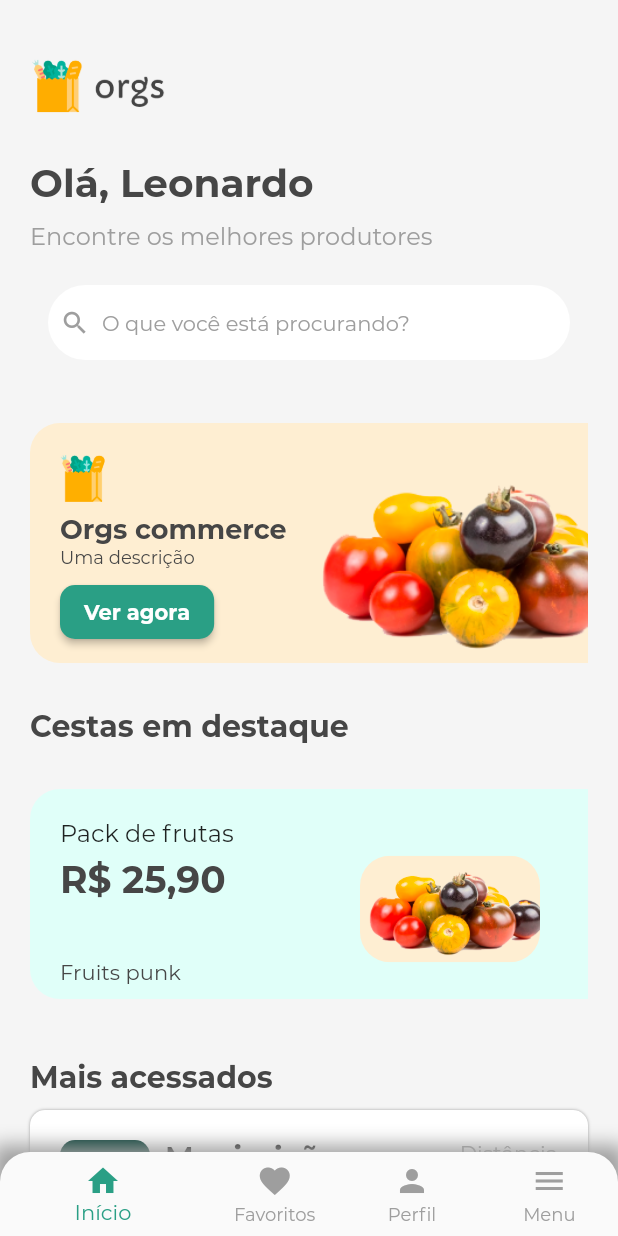
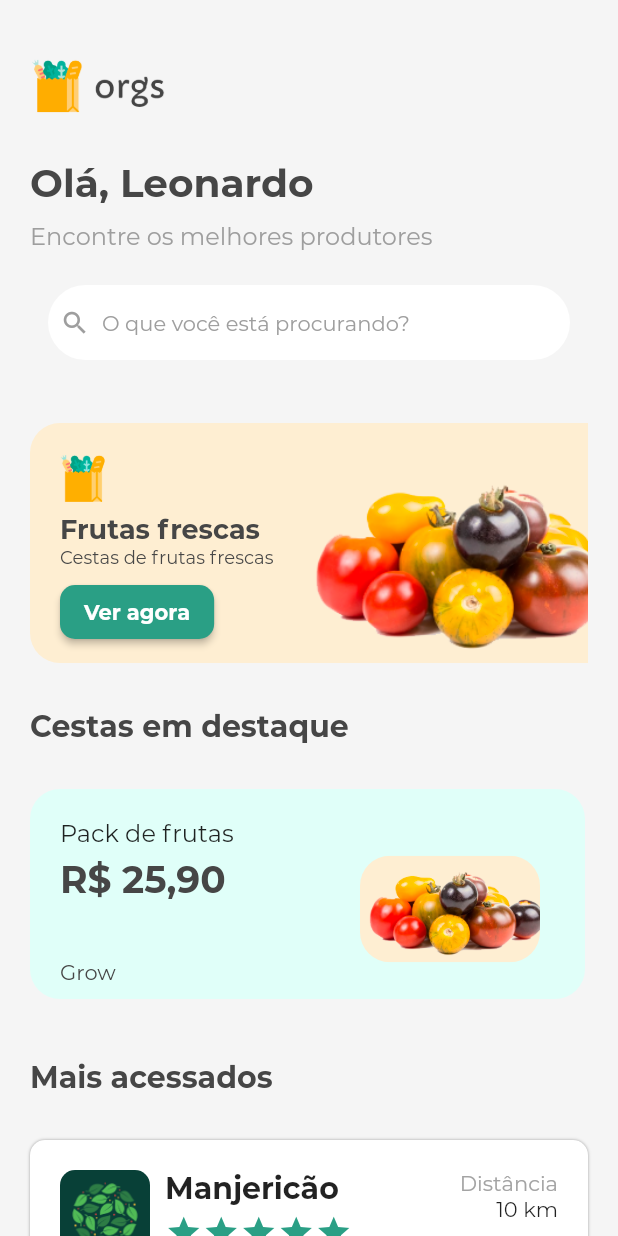
Before and after one commit to Leomhl/alura_ecommerceorgs, a Flutter app: the HomeScreen screen opened directly, on a phone screen of 412 x 824 dp. Run offline on Flutter 3.47's test engine with Material 2 defaults, Android fonts, the phone set to English and light mode, and no system bars; drawn by our look-alikes of smooth_star_rating.

Commit message:
Tela de favoritos, implementação da navegação por tabs, melhorias estéticas

```diff
--- a/lib/components/orgs_highlights_card.dart
+++ b/lib/components/orgs_highlights_card.dart
@@ -48,10 +48,11 @@ class OrgsHighlightsCard extends StatelessWidget {
                   ),
                   Text(
                     description,
+                    overflow: TextOverflow.ellipsis,
                     style: TextStyle(
                         fontSize: 12,
                         fontWeight: FontWeight.w400,
-                        color: Color.fromRGBO(70, 70, 70, 1)
+                        color: Color.fromRGBO(70, 70, 70, 1),
                     ),
                   ),
                   SizedBox(height: 5),
--- a/lib/components/orgs_packages_card.dart
+++ b/lib/components/orgs_packages_card.dart
@@ -4,7 +4,7 @@ class OrgsPackagesCard extends StatelessWidget {
 
   // TODO remover a atribuição dos valores e descomentar o construtor
   final String title = 'Cenouras';
-  final String photo = 'assets/images/cenouras.png';
+  final String photo = 'assets/images/carrots.png';
   final String description = 'Lorem ipsum dolor sit amet, consectetur'
   'adipiscing elit. Maecenas tincidunt cursus lectus. Mauris lacinia '
   'pharetra arcu, a fermentum justo vestibulum at. Nam venenatis leo ';
--- a/lib/components/orgs_spotlight_card.dart
+++ b/lib/components/orgs_spotlight_card.dart
@@ -20,7 +20,7 @@ class OrgsSpotlightCard extends StatelessWidget {
     return Padding(
       padding: const EdgeInsets.fromLTRB(0, 0, 10, 0),
       child: Container(
-        width: 450,
+        width: 370,
         decoration: BoxDecoration(
           color: color,
           borderRadius: BorderRadius.circular(20),
@@ -72,7 +72,7 @@ class OrgsSpotlightCard extends StatelessWidget {
                   borderRadius: BorderRadius.all(Radius.circular(20)),
                   child: Container(
                     color: Color.fromRGBO(254, 238, 210, 1),
-                    child: Image.asset('assets/images/fruits.png'),
+                    child: Image.asset(img),
                     width: 120,
                   ),
               ),
--- a/lib/components/orgs_stores_card.dart
+++ b/lib/components/orgs_stores_card.dart
@@ -10,13 +10,15 @@ class StoresCard extends StatelessWidget {
   StoresCard({
     @required this.img,
     @required this.title,
-    @required this.distance,
+    this.distance,
     @required this.action
   });
 
   @override
   Widget build(BuildContext context) {
-    return InkWell(
+    return Padding(
+      padding: const EdgeInsets.fromLTRB(0, 20, 0, 0),
+      child: InkWell(
         onTap: action,
         child: Container(
           width: MediaQuery.of(context).size.width,
@@ -63,7 +65,18 @@ class StoresCard extends StatelessWidget {
                   ],
                 ),
 
-              Expanded(
+                _favoriteOrDistance(distance),
+              ],
+            ),
+          ),
+        ),
+      ),
+    );
+  }
+
+  _favoriteOrDistance(distance) {
+    if(distance != null)
+      return Expanded(
         child: Column(
           crossAxisAlignment: CrossAxisAlignment.end,
           children: [
@@ -76,10 +89,19 @@ class StoresCard extends StatelessWidget {
             Text('$distance km')
           ],
         ),
-              )
+      );
+
+    return Expanded(
+      child: Column(
+        crossAxisAlignment: CrossAxisAlignment.end,
+        mainAxisAlignment: MainAxisAlignment.center,
+        children: [
+          Icon(
+              Icons.favorite,
+              color: Color.fromRGBO(42, 159, 133, 1),
+            size: 30,
+          ),
         ],
-          ),
-        ),
       ),
     );
   }
--- a/lib/screens/home_screen.dart
+++ b/lib/screens/home_screen.dart
@@ -48,22 +48,15 @@ class _HomeScreenState extends State<HomeScreen> {
                 OrgsCardsList(heightList: 160, cards: [
                   OrgsHighlightsCard(
                     img: 'assets/images/fruits.png',
-                    title: 'Orgs commerce',
-                    description: 'Uma descrição',
+                    title: 'Frutas frescas',
+                    description: 'Cestas de frutas frescas',
                     color: Color.fromRGBO(254, 238, 210, 1),
                     btnAction: (){},
                   ),
                   OrgsHighlightsCard(
-                    img: 'assets/images/fruits.png',
-                    title: 'Lorem ipsum',
-                    description: 'Uma descrição',
-                    color: Color.fromRGBO(254, 238, 210, 1),
-                    btnAction: (){},
-                  ),
-                  OrgsHighlightsCard(
-                    img: 'assets/images/fruits.png',
-                    title: 'Frutas gostosas',
-                    description: 'Uma descrição',
+                    img: 'assets/images/vegetables.png',
+                    title: 'Legumes frescos',
+                    description: 'Todo dia temos legumes frescos',
                     color: Color.fromRGBO(254, 238, 210, 1),
                     btnAction: (){},
                   ),
@@ -85,13 +78,13 @@ class _HomeScreenState extends State<HomeScreen> {
                       img: 'assets/images/fruits.png',
                       color: Color.fromRGBO(224, 255, 249, 1),
                       description: 'Pack de frutas',
-                      place: 'Fruits punk',
+                      place: 'Grow',
                       price: '25,90',
                     ),
                     OrgsSpotlightCard(
-                      img: 'assets/images/fruits.png',
+                      img: 'assets/images/vegetables.png',
                       color: Color.fromRGBO(224, 255, 249, 1),
-                      description: 'Legumes frescos',
+                      description: 'Pack de legumes',
                       place: 'Legume org',
                       price: '27,90',
                     ),
@@ -170,7 +163,7 @@ class _HomeScreenState extends State<HomeScreen> {
             ),
           ),
       ),
-      bottomNavigationBar: OrgsNavigationBar(),
+      // bottomNavigationBar: OrgsNavigationBar(),
     );
   }
 }
--- a/pubspec.yaml
+++ b/pubspec.yaml
@@ -35,7 +35,8 @@ flutter:
     - assets/images/store4.png
     - assets/images/store5.png
     - assets/images/bg_producer.png
-    - assets/images/cenouras.png
+    - assets/images/vegetables.png
+    - assets/images/carrots.png
     - assets/images/package_details.png
 
   # An image asset can refer to one or more resolution-specific "variants", see
```
Also changed, not shown: lib/components/orgs_navigation_bar.dart (+8 -0 lines), lib/main.dart (+51 -3 lines), lib/screens/favorites_screen.dart (added, +78 -0 lines), assets/images/carrots.png (renamed from assets/images/cenouras.png), assets/images/vegetables.png (added). Lines whose indentation alone changed are shown as unchanged.
